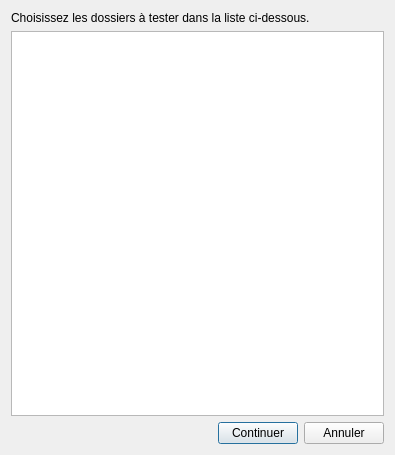
Above: ui/blacklistfix2.ui from Bionus/imgbrd-grabber before the change. Below: the same form after it.
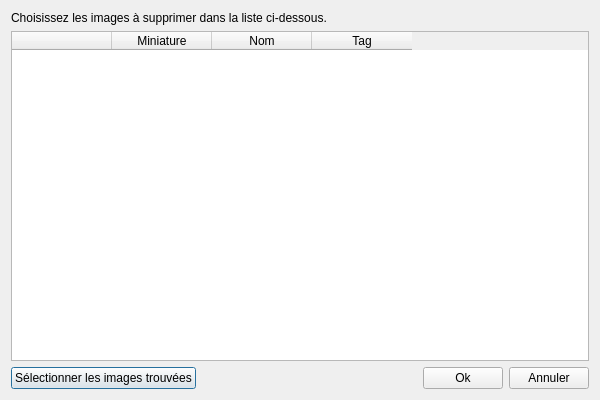
That is the form after the change. Icons and pictures are not drawn.

```diff
--- a/ui/blacklistfix2.ui
+++ b/ui/blacklistfix2.ui
@@ -6,8 +6,8 @@
    <rect>
     <x>0</x>
     <y>0</y>
-    <width>395</width>
-    <height>455</height>
+    <width>600</width>
+    <height>400</height>
    </rect>
   </property>
   <property name="windowTitle">
@@ -21,27 +21,58 @@
    <item>
     <widget class="QLabel" name="label">
      <property name="text">
-      <string>Choisissez les dossiers à tester dans la liste ci-dessous.</string>
+      <string>Choisissez les images à supprimer dans la liste ci-dessous.</string>
      </property>
     </widget>
    </item>
    <item>
-    <widget class="QTreeWidget" name="treeWidget">
-     <property name="selectionMode">
-      <enum>QAbstractItemView::MultiSelection</enum>
+    <widget class="QTableWidget" name="tableWidget">
+     <property name="editTriggers">
+      <set>QAbstractItemView::NoEditTriggers</set>
      </property>
-     <attribute name="headerVisible">
+     <property name="showDropIndicator" stdset="0">
       <bool>false</bool>
+     </property>
+     <attribute name="horizontalHeaderHighlightSections">
+      <bool>false</bool>
      </attribute>
+     <attribute name="verticalHeaderDefaultSectionSize">
+      <number>50</number>
+     </attribute>
+     <attribute name="verticalHeaderHighlightSections">
+      <bool>false</bool>
+     </attribute>
      <column>
       <property name="text">
-       <string>1</string>
+       <string/>
+      </property>
+     </column>
+     <column>
+      <property name="text">
+       <string>Miniature</string>
+      </property>
+     </column>
+     <column>
+      <property name="text">
+       <string>Nom</string>
+      </property>
+     </column>
+     <column>
+      <property name="text">
+       <string>Tag</string>
       </property>
      </column>
     </widget>
    </item>
    <item>
     <layout class="QHBoxLayout" name="horizontalLayout_4">
+     <item>
+      <widget class="QPushButton" name="buttonSelectBlacklisted">
+       <property name="text">
+        <string>Sélectionner les images trouvées</string>
+       </property>
+      </widget>
+     </item>
      <item>
       <spacer name="horizontalSpacer">
        <property name="orientation">
@@ -56,9 +87,9 @@
       </spacer>
      </item>
      <item>
-      <widget class="QPushButton" name="buttonContinue">
+      <widget class="QPushButton" name="buttonOk">
        <property name="text">
-        <string>Continuer</string>
+        <string>Ok</string>
        </property>
       </widget>
      </item>
```
